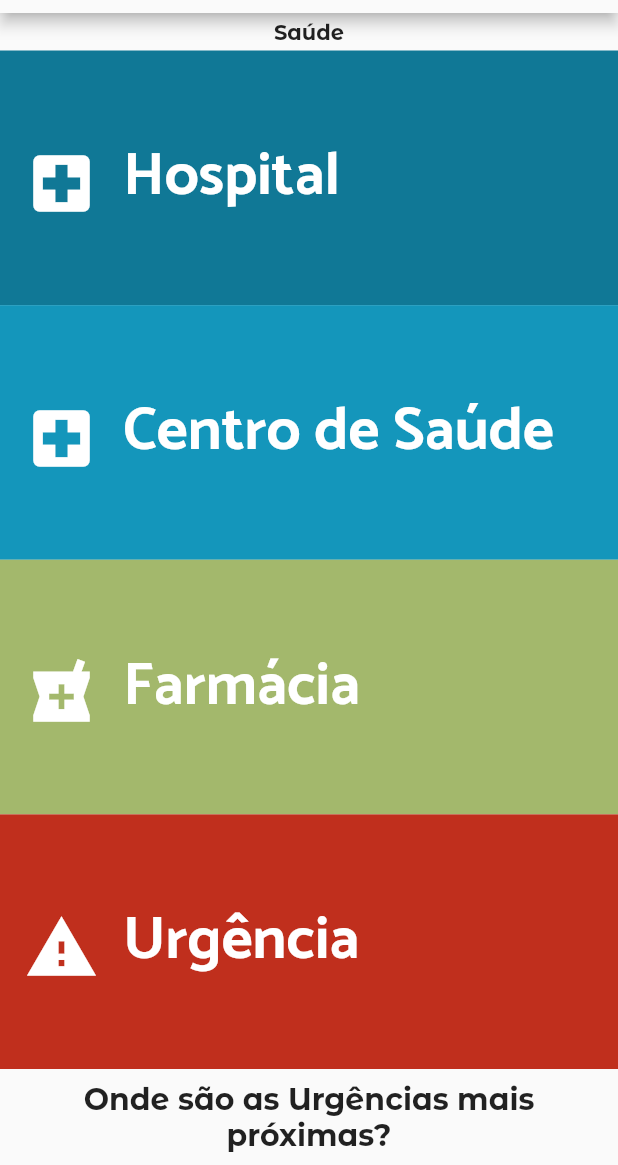
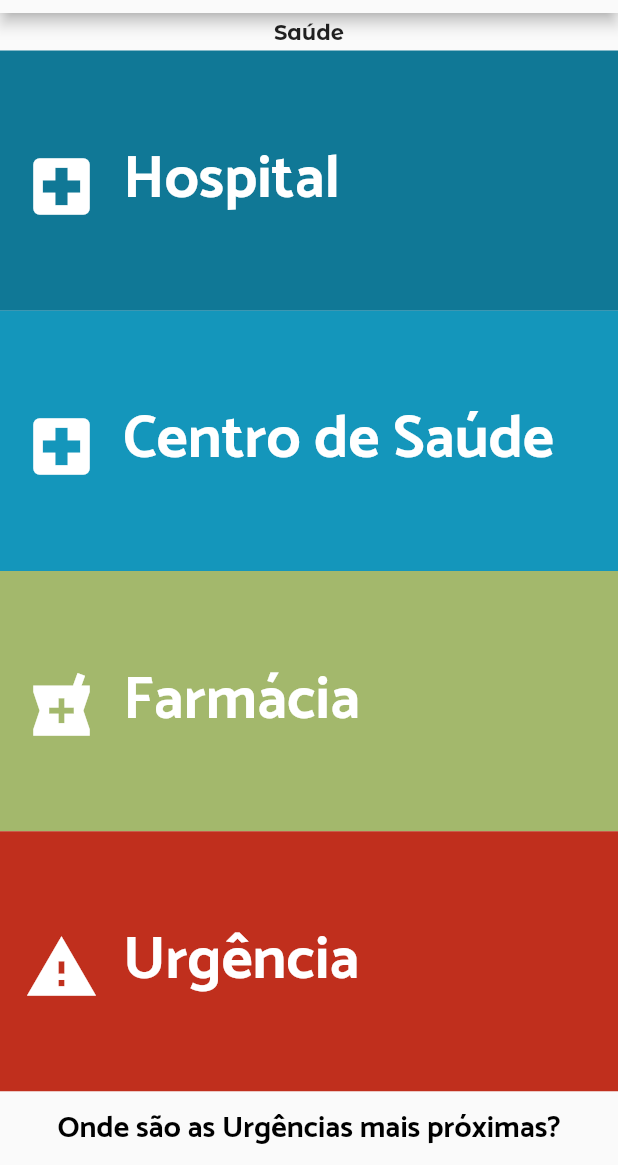
Before and after one commit to clavedefala/clavedefala_app, a Flutter app: the screen it shows after launch, after a tap on "Saúde", on a phone screen of 412 x 824 dp, the part 71-1236 px from its top. Run offline on Flutter 3.47's test engine with Material 2 defaults, Android fonts, the phone set to English and light mode, and no system bars; our stand-ins replace flutter_tts; project files that could hold a hidden picture were left out.

Commit message:
Now we can click the phrase to speak.

```diff
--- a/lib/motor.dart
+++ b/lib/motor.dart
@@ -49,7 +49,7 @@ class Motor {
     Phrase("Existem mesas disponíveis?", ["Alimentação", "Restauração"]),
     Phrase("Gostava de marcar uma reserva.", ["Alimentação", "Restauração"]),
     // Compras.
-    Phrase("Qual é o preço deste produto?", ["Compras", "Superfícies Comerciasi", "Minimercado", "Mercado", "Supermercado", "Feira", "Loja"]),
+    Phrase("Qual é o preço deste produto?", ["Compras", "Superfícies Comerciais"]),
   ];
 
   refresh(List<String> tags) {
--- a/lib/tag.dart
+++ b/lib/tag.dart
@@ -89,6 +89,48 @@ class PhraseItem extends StatelessWidget {
             style: TextStyle(
               color: Colors.black,
               fontSize: 30.0,
+              fontFamily: 'Catamaran',
+              fontWeight: FontWeight.bold,
+            ),
+          ),
+        ),
+        color: Color(this.color),
+      ),
+      onTap: () {
+        this.tagColumn._speak(this.phrase);
+      },
+    );
+  }
+
+  @override
+  Widget build(BuildContext context) {
+    assert(debugCheckHasMaterial(context));
+    return _buildPhrase(context);
+  }
+}
+
+// Classe para criação de Widget que representa um widget.
+class SmallPhraseItem extends StatelessWidget {
+  const SmallPhraseItem(this.phrase, this.color, this.tagColumn);
+
+  final String phrase;
+  final int color;
+  final _TagColumnState tagColumn;
+
+  Widget _buildPhrase(BuildContext context) {
+    return InkWell(
+      child: Container(
+        padding: EdgeInsets.only(
+          top: 8.0,
+          bottom: 8.0,
+        ),
+        child: Center(
+          child: Text(
+            this.phrase,
+            textAlign: TextAlign.center,
+            style: TextStyle(
+              color: Colors.black,
+              fontSize: 20.0,
               fontFamily: 'Catamaran',
               fontWeight: FontWeight.bold,
             ),
@@ -560,16 +602,9 @@ class _TagColumnState extends State<TagColumn> {
             ),
           ),
           Container(
-            padding: EdgeInsets.fromLTRB(0.0, 8.0, 0.0, 8.0),
-            child: Text(
-              this.motor.getPhrases()[0],
-              textAlign: TextAlign.center,
-              overflow: TextOverflow.clip,
-              style: TextStyle(
-                fontSize: 20.0,
-              ),
-            ),
-          )
+            child:
+                SmallPhraseItem(this.motor.getPhrases()[0], 0xFFFAFAFA, this),
+          ),
         ],
       );
     }
```
Also changed, not shown: pubspec.lock.
